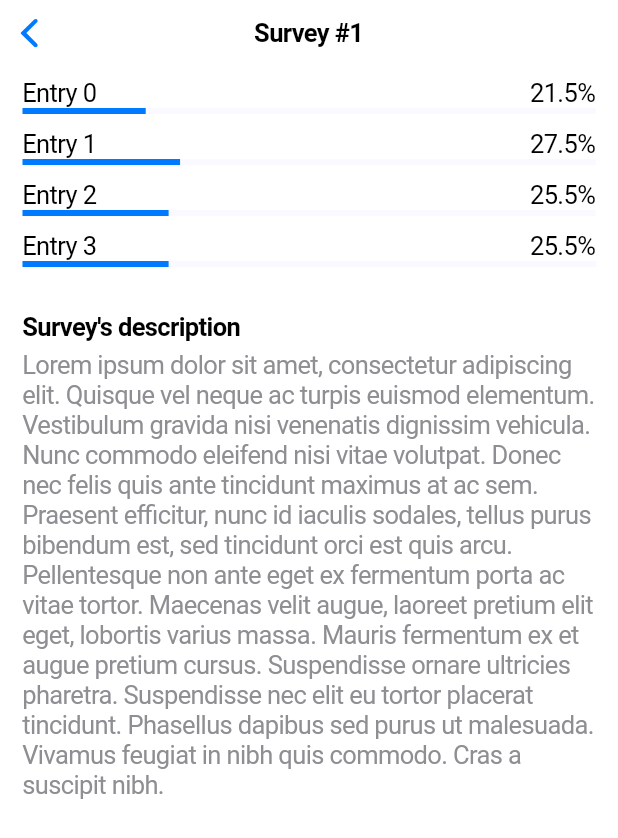
After one commit to qmmk/AWM-Project, a Flutter app: the PersonalAreaPage screen opened directly, after a tap on an icon or button, on a phone screen of 412 x 824 dp. The commit adds this screen. Shown: the top 838 px of the screen. Run offline on Flutter 3.47's test engine with Material 2 defaults, Android fonts, the phone set to English and light mode, and no system bars; our stand-ins replace after_layout, flutter_riverpod, flutter_secure_storage, get_it, hooks_riverpod, riverpod and 1 more; accounts and stored records are empty.

Commit message:
Survey results graphical implementation

```diff
--- a/Client-side/Surveys.MobileApp/surveys/lib/logic/configs/routing/handlers.dart
+++ b/Client-side/Surveys.MobileApp/surveys/lib/logic/configs/routing/handlers.dart
@@ -7,6 +7,7 @@ import 'package:surveys/views/home.dart';
 import 'package:surveys/views/sections/create/create_update_entry_page.dart';
 import 'package:surveys/views/sections/create/create_update_survey_page.dart';
 import 'package:surveys/views/splash.dart';
+import 'package:surveys/views/survey_results.dart';
 
 class Handlers {
   static Function(RouteSettings) mainHandler = (RouteSettings settings) {
@@ -37,9 +38,13 @@ class Handlers {
       case Routes.createSurveyEntry:
         return CupertinoPageRoute(
             builder: (context) => CreateEntryPage(
-                  surveyDetail:
-                      arguments != null ? arguments["surveyDetail"] : null,
+                  surveyDetail: arguments["surveyDetail"],
                 ));
+
+      case Routes.surveyResults:
+        return CupertinoPageRoute(
+            builder: (context) =>
+                SurveyResultsPage(survey: arguments["survey"]));
 
       default:
         return CupertinoPageRoute(builder: (context) => SplashPage());
--- a/Client-side/Surveys.MobileApp/surveys/lib/logic/configs/routing/routes.dart
+++ b/Client-side/Surveys.MobileApp/surveys/lib/logic/configs/routing/routes.dart
@@ -1,6 +1,7 @@
 class Routes {
   static const String root = "/";
   static const String home = "/home";
+  static const String surveyResults = "/survey_results";
 
   static const String accessHub = "/access/accessHub";
   static const String signIn = "/access/signIn";
--- /dev/null
+++ b/Client-side/Surveys.MobileApp/surveys/lib/models/survey_vote_model.dart
@@ -0,0 +1,14 @@
+import 'package:flutter/cupertino.dart';
+
+class SurveyVote {
+  final int id;
+  final int surveyId;
+  final int surveyDetailId;
+  final DateTime registeredOn;
+
+  SurveyVote(
+      {@required this.id,
+      @required this.surveyId,
+      @required this.surveyDetailId,
+      this.registeredOn});
+}
--- a/Client-side/Surveys.MobileApp/surveys/lib/views/sections/personal_area/personal_area.dart
+++ b/Client-side/Surveys.MobileApp/surveys/lib/views/sections/personal_area/personal_area.dart
@@ -29,7 +29,7 @@ class _PersonalAreaPageState extends State<PersonalAreaPage> {
                 "Lorem ipsum dolor sit amet, consectetur adipiscing elit. Quisque vel neque ac turpis euismod elementum. Vestibulum gravida nisi venenatis dignissim vehicula. Nunc commodo eleifend nisi vitae volutpat. Donec nec felis quis ante tincidunt maximus at ac sem. Praesent efficitur, nunc id iaculis sodales, tellus purus bibendum est, sed tincidunt orci est quis arcu. Pellentesque non ante eget ex fermentum porta ac vitae tortor. Maecenas velit augue, laoreet pretium elit eget, lobortis varius massa. Mauris fermentum ex et augue pretium cursus. Suspendisse ornare ultricies pharetra. Suspendisse nec elit eu tortor placerat tincidunt. Phasellus dapibus sed purus ut malesuada. Vivamus feugiat in nibh quis commodo. Cras a suscipit nibh.",
             isOpen: Random().nextBool(),
             details: List.generate(
-                15,
+                4,
                 (index) => SurveyDetail(
                     id: index, surveyId: -1, description: "Entry $index"))));
   }
@@ -37,6 +37,10 @@ class _PersonalAreaPageState extends State<PersonalAreaPage> {
   Widget _surveyElement(int index) => Card(
         child: GestureDetector(
           behavior: HitTestBehavior.translucent,
+          onTap: () {
+            Navigator.of(context).pushNamed(Routes.surveyResults,
+                arguments: {"survey": _surveys[index]});
+          },
           onLongPress: () {
             Navigator.of(context).pushNamed(Routes.createSurvey,
                 arguments: {"survey": _surveys[index]}).then((survey) {
--- a/Client-side/Surveys.MobileApp/surveys/lib/views/sections/surveys/surveys_page.dart
+++ b/Client-side/Surveys.MobileApp/surveys/lib/views/sections/surveys/surveys_page.dart
@@ -3,6 +3,7 @@ import 'dart:math';
 import 'package:flutter/cupertino.dart';
 import 'package:flutter/material.dart';
 import 'package:surveys/logic/configs/routing/routes.dart';
+import 'package:surveys/models/survey_detail_model.dart';
 import 'package:surveys/models/survey_model.dart';
 import 'package:surveys/views/widgets/survey_entry.dart';
 
@@ -27,12 +28,19 @@ class _SurveysPageState extends State<SurveysPage> {
             description:
                 "Lorem ipsum dolor sit amet, consectetur adipiscing elit. Quisque vel neque ac turpis euismod elementum. Vestibulum gravida nisi venenatis dignissim vehicula. Nunc commodo eleifend nisi vitae volutpat. Donec nec felis quis ante tincidunt maximus at ac sem. Praesent efficitur, nunc id iaculis sodales, tellus purus bibendum est, sed tincidunt orci est quis arcu. Pellentesque non ante eget ex fermentum porta ac vitae tortor. Maecenas velit augue, laoreet pretium elit eget, lobortis varius massa. Mauris fermentum ex et augue pretium cursus. Suspendisse ornare ultricies pharetra. Suspendisse nec elit eu tortor placerat tincidunt. Phasellus dapibus sed purus ut malesuada. Vivamus feugiat in nibh quis commodo. Cras a suscipit nibh.",
             isOpen: Random().nextBool(),
-            details: []));
+            details: [
+              SurveyDetail(id: 1, surveyId: 0, description: "John Biden"),
+              SurveyDetail(id: 2, surveyId: 0, description: "Donald Trump")
+            ]));
   }
 
   Widget _surveyElement(int index) => Card(
         child: GestureDetector(
           behavior: HitTestBehavior.translucent,
+          onTap: () {
+            Navigator.of(context).pushNamed(Routes.surveyResults,
+                arguments: {"survey": _surveys[index]});
+          },
           onLongPress: () {
             Navigator.of(context).pushNamed(Routes.createSurvey,
                 arguments: {"survey": _surveys[index]}).then((survey) {
--- /dev/null
+++ b/Client-side/Surveys.MobileApp/surveys/lib/views/survey_results.dart
@@ -0,0 +1,120 @@
+import 'dart:math';
+
+import 'package:flutter/cupertino.dart';
+import 'package:flutter/material.dart';
+import 'package:surveys/models/survey_detail_model.dart';
+import 'package:surveys/models/survey_model.dart';
+import 'package:surveys/models/survey_vote_model.dart';
+
+class SurveyResultsPage extends StatefulWidget {
+  final Survey survey;
+
+  SurveyResultsPage({Key key, @required this.survey}) : super(key: key);
+
+  @override
+  _SurveyResultsPageState createState() => _SurveyResultsPageState();
+}
+
+class _SurveyResultsPageState extends State<SurveyResultsPage> {
+  List<SurveyVote> _votes;
+
+  @override
+  void initState() {
+    super.initState();
+    _votes = _generateRandomVotes();
+  }
+
+  List<SurveyVote> _generateRandomVotes() {
+    Random random = Random();
+
+    return List.generate(200, (index) {
+      SurveyDetail picked =
+          widget.survey.details[random.nextInt(widget.survey.details.length)];
+      return SurveyVote(
+          id: index, surveyId: picked.surveyId, surveyDetailId: picked.id);
+    });
+  }
+
+  Widget _content() {
+    return ListView.separated(
+        shrinkWrap: true,
+        itemBuilder: (context, index) {
+          double perc = _votes
+                  .where((element) =>
+                      element.surveyDetailId == widget.survey.details[index].id)
+                  .length /
+              _votes.length;
+
+          return Column(
+            crossAxisAlignment: CrossAxisAlignment.start,
+            children: [
+              Row(
+                mainAxisAlignment: MainAxisAlignment.spaceBetween,
+                children: [
+                  Text(widget.survey.details[index].description),
+                  Text((perc * 100).toStringAsFixed(1) + "%")
+                ],
+              ),
+              LinearProgressIndicator(
+                value: perc,
+              )
+            ],
+          );
+        },
+        separatorBuilder: (context, index) {
+          return SizedBox(
+            height: 10,
+          );
+        },
+        itemCount: widget.survey.details.length);
+  }
+
+  @override
+  Widget build(BuildContext context) {
+    return CupertinoPageScaffold(
+        navigationBar: CupertinoNavigationBar(
+          border: null,
+          backgroundColor: CupertinoColors.white,
+          transitionBetweenRoutes: false,
+          middle: Text(widget.survey.title),
+        ),
+        child: !widget.survey.isOpen
+            ? Center(
+                child: Column(
+                  mainAxisAlignment: MainAxisAlignment.center,
+                  children: [
+                    Icon(
+                      CupertinoIcons.flag,
+                      size: 70,
+                    ),
+                    Text("Sorry, this survey hasn't already been opened!")
+                  ],
+                ),
+              )
+            : Padding(
+                padding: const EdgeInsets.symmetric(horizontal: 15),
+                child: SingleChildScrollView(
+                  child: Column(
+                    crossAxisAlignment: CrossAxisAlignment.start,
+                    children: [
+                      Padding(
+                        padding: const EdgeInsets.only(top: 8),
+                        child: _content(),
+                      ),
+                      Padding(
+                        padding: const EdgeInsets.only(top: 30),
+                        child: Text(
+                          "Survey's description",
+                          style: TextStyle(fontWeight: FontWeight.bold),
+                        ),
+                      ),
+                      Padding(
+                        padding: const EdgeInsets.only(top: 5),
+                        child: Text(widget.survey.description, style: TextStyle(color: CupertinoColors.systemGrey),),
+                      )
+                    ],
+                  ),
+                ),
+              ));
+  }
+}
```
